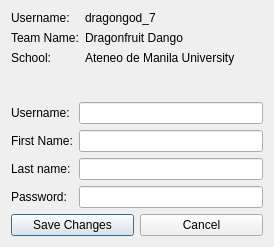
Qt form src/registration_app/user_edit.ui (trigger-happy/Cerberus) before a commit.
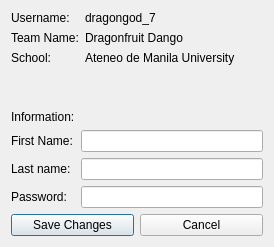
The same form after that commit.

The edit to the form file:
```diff
--- a/src/registration_app/user_edit.ui
+++ b/src/registration_app/user_edit.ui
@@ -65,16 +65,9 @@
    </item>
    <item>
     <layout class="QFormLayout" name="formLayout_2">
-     <item row="0" column="0">
-      <widget class="QLabel" name="label">
-       <property name="text">
-        <string>Username:</string>
-       </property>
-      </widget>
-     </item>
-     <item row="0" column="1">
-      <widget class="QLineEdit" name="username_txt"/>
-     </item>
+     <property name="fieldGrowthPolicy">
+      <enum>QFormLayout::AllNonFixedFieldsGrow</enum>
+     </property>
      <item row="1" column="0">
       <widget class="QLabel" name="label_4">
        <property name="text">
@@ -105,6 +98,13 @@
      <item row="3" column="1">
       <widget class="QLineEdit" name="password_txt"/>
      </item>
+     <item row="0" column="0">
+      <widget class="QLabel" name="label">
+       <property name="text">
+        <string>Information:</string>
+       </property>
+      </widget>
+     </item>
     </layout>
    </item>
    <item>
```
